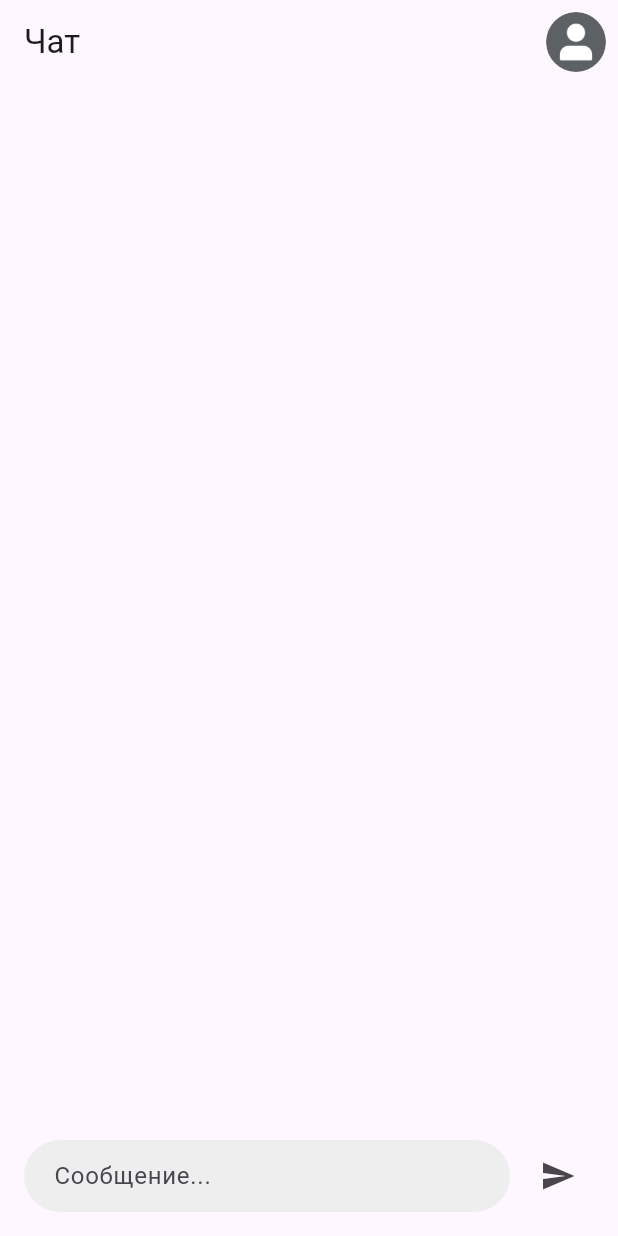
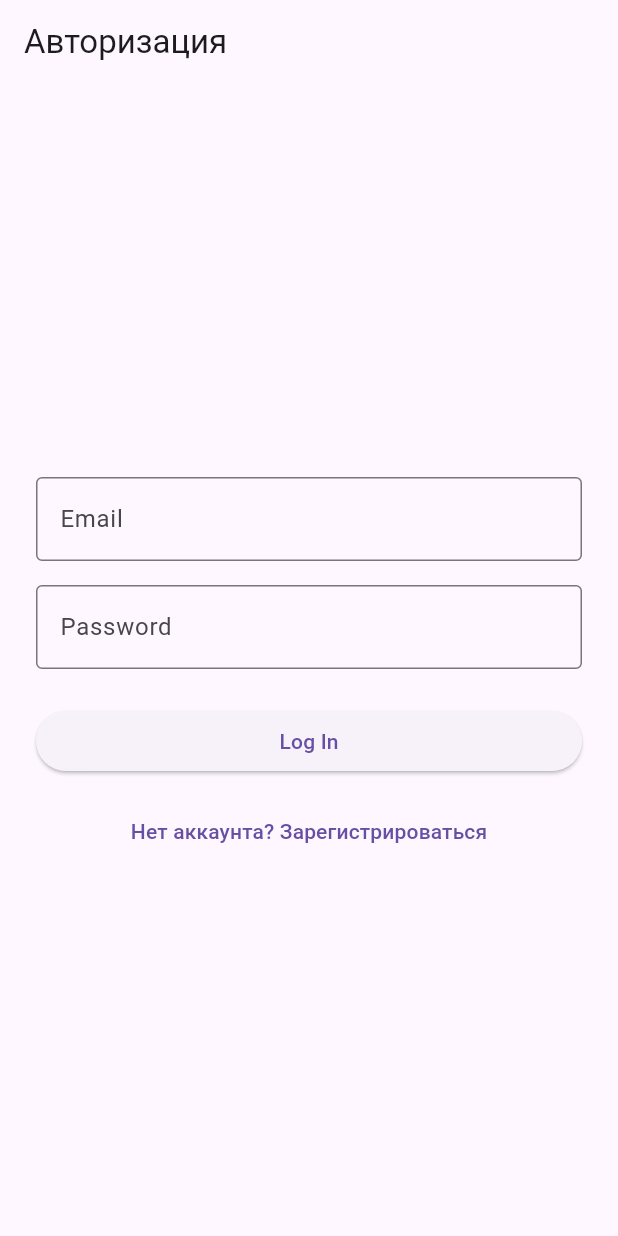
Before and after one commit to SebrianFoxy/Fakegram, a Flutter app: the screen it shows after launch, on a phone screen of 412 x 824 dp. Run offline on Flutter 3.47's test engine with Material 3 defaults, Android fonts, the phone set to English and light mode, and no system bars; our stand-ins replace flutter_riverpod, freezed_annotation, go_router, riverpod_annotation; missing offline and left inert: window_manager.

Commit message:
feat(auth): implement user login
- Added user authentication
- Enabled obtaining authorization token
- Redirect user to messages page after login

```diff
--- a/frontend/lib/main.dart
+++ b/frontend/lib/main.dart
@@ -1,8 +1,11 @@
+import 'dart:developer';
+
+import 'package:fakegram/presenter/auth/page/auth.dart';
+import 'package:fakegram/presenter/messages/page/messages.dart';
 import 'package:fakegram/presenter/profile/page/profile.dart';
-import 'presenter/messages/page/messages.dart';
 import 'package:flutter/material.dart';
+import 'package:flutter_riverpod/flutter_riverpod.dart';
 import 'package:go_router/go_router.dart';
-import 'package:flutter_riverpod/flutter_riverpod.dart';
 import 'package:window_manager/window_manager.dart';
 
 Future<void> main() async {
@@ -29,53 +32,36 @@ enum AppRoute {
   messages,
 }
 
-final GoRouter _router = GoRouter(
-  initialLocation: '/messages',
-  routes: <RouteBase>[
-    GoRoute(
-      path: '/messages',
-      name: AppRoute.messages.name,
-      pageBuilder: (context, state) => CustomTransitionPage<void>(
-        key: state.pageKey,
-        child: const MessagesPage(),
-        transitionsBuilder: (context, animation, secondaryAnimation, child) {
-          return FadeTransition(
-            opacity: animation,
-            child: child,
-          );
-        },
-      ),
-    ),
-    GoRoute(
-      path: '/profile',
-      name: 'profile',
-      pageBuilder: (context, state) => CustomTransitionPage<void>(
-        key: state.pageKey,
-        child: const ProfilePage(),
-        transitionsBuilder: (context, animation, secondaryAnimation, child) {
-          return FadeTransition(
-            opacity: animation,
-            child: child,
-          );
-        },
-      ),
-    ),
-  ],
-);
-
-class Fakegram extends StatefulWidget {
+class Fakegram extends ConsumerWidget {
   const Fakegram({super.key});
 
   @override
-  State<Fakegram> createState() => _FakegramState();
-}
+  Widget build(BuildContext context, WidgetRef ref) {
+    final token = ref.watch(authProvider);
 
-class _FakegramState extends State<Fakegram> {
-  @override
-  Widget build(BuildContext context) {
+    final router = GoRouter(
+      initialLocation: '/messages',
+      redirect: (context, state) {
+        final loggingIn = state.uri.path == '/auth';
+        log('[redirect] token=$token, loggingIn=$loggingIn, location=${state.uri.path}');
+
+        if (token == null && !loggingIn) return '/auth';
+        if (token != null && loggingIn) return '/messages';
+        return null;
+      },
+      routes: [
+        GoRoute(path: '/auth', builder: (context, state) => const AuthPage()),
+        GoRoute(
+            path: '/messages',
+            builder: (context, state) => const MessagesPage()),
+        GoRoute(
+            path: '/profile', builder: (context, state) => const ProfilePage()),
+      ],
+    );
+
     return MaterialApp.router(
       debugShowCheckedModeBanner: false,
-      routerConfig: _router,
+      routerConfig: router,
     );
   }
 }
--- /dev/null
+++ b/frontend/lib/presenter/auth/page/auth.dart
@@ -0,0 +1,185 @@
+import 'dart:convert';
+
+import 'package:fakegram/presenter/auth/page/notifier/auth_notifier.dart';
+import 'package:flutter/material.dart';
+import 'package:flutter_riverpod/flutter_riverpod.dart';
+import 'package:http/http.dart' as http;
+
+final authProvider =
+    StateNotifierProvider<AuthNotifier, String?>((ref) => AuthNotifier());
+final refreshTokenProvider = StateProvider<String?>((ref) => null);
+
+class AuthPage extends ConsumerStatefulWidget {
+  const AuthPage({super.key});
+
+  @override
+  ConsumerState<AuthPage> createState() => _AuthPageState();
+}
+
+class _AuthPageState extends ConsumerState<AuthPage> {
+  final TextEditingController _emailController = TextEditingController();
+  final TextEditingController _usernameController = TextEditingController();
+  final TextEditingController _passwordController = TextEditingController();
+  final TextEditingController _confirmPasswordController =
+      TextEditingController();
+
+  bool _isLoading = false;
+  bool _isRegister = false;
+
+  @override
+  void dispose() {
+    _emailController.dispose();
+    _usernameController.dispose();
+    _passwordController.dispose();
+    _confirmPasswordController.dispose();
+    super.dispose();
+  }
+
+  Future<void> _submit() async {
+    final email = _emailController.text.trim();
+    final password = _passwordController.text;
+    final username = _usernameController.text.trim();
+    final confirmPassword = _confirmPasswordController.text;
+
+    if (email.isEmpty ||
+        password.isEmpty ||
+        (_isRegister && username.isEmpty)) {
+      _showError("Заполните все поля");
+      return;
+    }
+
+    if (_isRegister && password != confirmPassword) {
+      _showError("Пароли не совпадают");
+      return;
+    }
+
+    setState(() => _isLoading = true);
+
+    try {
+      final url = _isRegister
+          ? 'http://localhost:8080/api/v1/users'
+          : 'http://localhost:8080/api/v1/auth/login';
+
+      final body = _isRegister
+          ? jsonEncode(
+              {'email': email, 'password': password, 'username': username})
+          : jsonEncode({'email': email, 'password': password});
+
+      final response = await http.post(
+        Uri.parse(url),
+        headers: {'Content-Type': 'application/json'},
+        body: body,
+      );
+
+      if (response.statusCode == 200 || response.statusCode == 201) {
+        final data = jsonDecode(response.body);
+
+        if (!_isRegister) {
+          final token = data['token'] as String?;
+          final refreshToken = data['refresh_token'] as String?;
+
+          if (token != null && refreshToken != null) {
+            ref.read(authProvider.notifier).setToken(token);
+            ref.read(refreshTokenProvider.notifier).state = refreshToken;
+
+            _showError("Авторизация прошла успешно!");
+          } else {
+            _showError("Токены не получены");
+          }
+        } else {
+          setState(() => _isRegister = false);
+          _showError("Регистрация успешна! Войдите в систему.");
+        }
+      } else {
+        _showError('Ошибка: ${response.statusCode}');
+      }
+    } catch (e) {
+      _showError('Ошибка сети: $e');
+    }
+
+    setState(() => _isLoading = false);
+  }
+
+  void _showError(String message) {
+    ScaffoldMessenger.of(context)
+        .showSnackBar(SnackBar(content: Text(message)));
+  }
+
+  void _toggleMode() {
+    setState(() {
+      _isRegister = !_isRegister;
+      _emailController.clear();
+      _usernameController.clear();
+      _passwordController.clear();
+      _confirmPasswordController.clear();
+    });
+  }
+
+  @override
+  Widget build(BuildContext context) {
+    return Scaffold(
+      appBar: AppBar(title: Text(_isRegister ? "Регистрация" : "Авторизация")),
+      body: Center(
+        child: SingleChildScrollView(
+          padding: const EdgeInsets.all(24.0),
+          child: Column(
+            children: [
+              const SizedBox(height: 16),
+              TextField(
+                controller: _emailController,
+                decoration: const InputDecoration(
+                  labelText: 'Email',
+                  border: OutlineInputBorder(),
+                ),
+              ),
+              if (_isRegister) ...[
+                const SizedBox(height: 16),
+                TextField(
+                  controller: _usernameController,
+                  decoration: const InputDecoration(
+                    labelText: "Username",
+                    border: OutlineInputBorder(),
+                  ),
+                )
+              ],
+              const SizedBox(height: 16),
+              TextField(
+                controller: _passwordController,
+                obscureText: true,
+                decoration: const InputDecoration(
+                  labelText: 'Password',
+                  border: OutlineInputBorder(),
+                ),
+              ),
+              if (_isRegister) ...[
+                const SizedBox(height: 16),
+                TextField(
+                  controller: _confirmPasswordController,
+                  obscureText: true,
+                  decoration: const InputDecoration(
+                      labelText: "Confirm Password",
+                      border: OutlineInputBorder()),
+                )
+              ],
+              const SizedBox(height: 24),
+              SizedBox(
+                width: double.infinity,
+                child: ElevatedButton(
+                    onPressed: _isLoading ? null : _submit,
+                    child: _isLoading
+                        ? const CircularProgressIndicator(color: Colors.white)
+                        : Text(_isRegister ? "Register" : "Log In")),
+              ),
+              const SizedBox(height: 12),
+              TextButton(
+                  onPressed: _toggleMode,
+                  child: Text(_isRegister
+                      ? "Уже есть аккаунт? Войти"
+                      : "Нет аккаунта? Зарегистрироваться"))
+            ],
+          ),
+        ),
+      ),
+    );
+  }
+}
--- /dev/null
+++ b/frontend/lib/presenter/auth/page/notifier/auth_notifier.dart
@@ -0,0 +1,17 @@
+import 'dart:developer';
+
+import 'package:flutter_riverpod/flutter_riverpod.dart';
+
+class AuthNotifier extends StateNotifier<String?> {
+  AuthNotifier() : super(null);
+
+  void setToken(String token) {
+    log('[AuthNotifier] setToken is called: $token');
+    state = token;
+  }
+
+  void clearToken() {
+    log('[AuthNotifier] clearToken is called');
+    state = null;
+  }
+}
--- a/frontend/pubspec.yaml
+++ b/frontend/pubspec.yaml
@@ -45,6 +45,7 @@ dependencies:
   window_manager: ^0.5.1
   riverpod_annotation: ^2.2.0
   freezed_annotation: ^3.1.0
+  http: ^1.1.1
 
 dev_dependencies:
   flutter_test:
```
Also changed, not shown: frontend/pubspec.lock.
